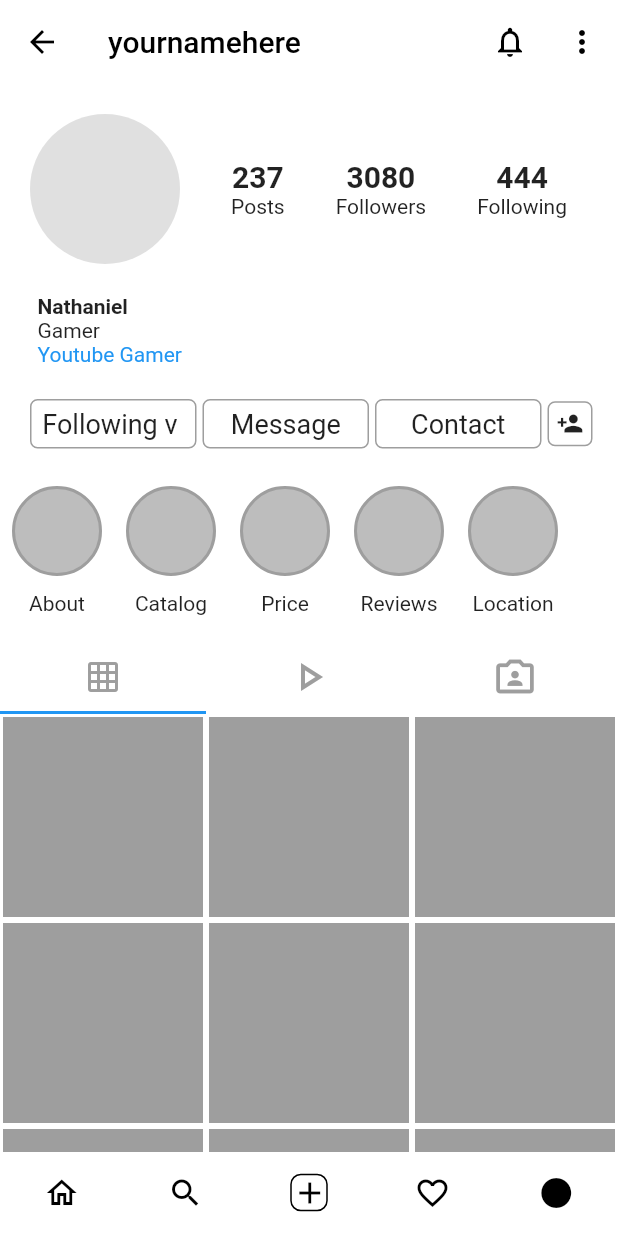
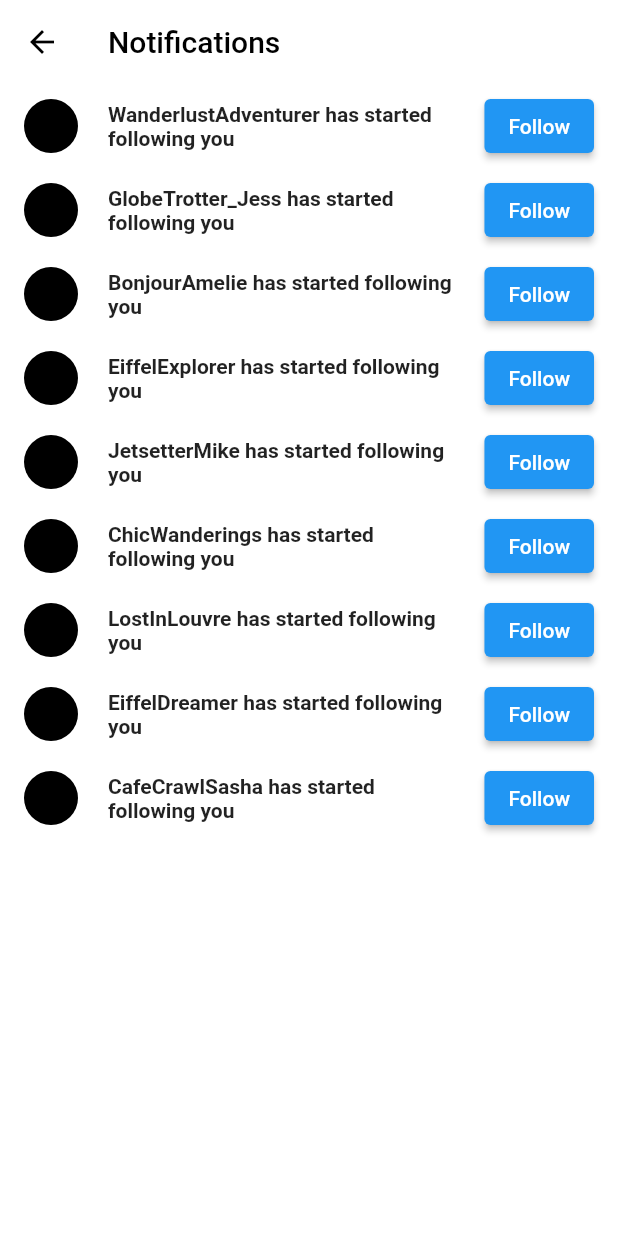
Before and after one commit to akatokurojp/flutteruicatchig, a Flutter app: the screen it shows after launch, after a tap on the "notifications none" icon, on a phone screen of 412 x 824 dp. Run offline on Flutter 3.47's test engine with Material 2 defaults, Android fonts, the phone set to English and light mode, and no system bars; our stand-ins replace flutter_linkify, font_awesome_flutter, like_button, smooth_page_indicator.

Commit message:
Follow Notifications

```diff
--- a/lib/account.dart
+++ b/lib/account.dart
@@ -3,6 +3,7 @@ import 'package:instagramcopy/utils/account_tab1.dart';
 import 'package:instagramcopy/utils/account_tab2.dart';
 import 'package:instagramcopy/utils/account_tab3.dart';
 import 'package:instagramcopy/utils/bubble_stories.dart';
+import 'package:instagramcopy/utils/notifications.dart';
 
 class UserAccount extends StatelessWidget {
   const UserAccount({super.key});
@@ -26,7 +27,14 @@ class UserAccount extends StatelessWidget {
           elevation: 0.0,
           actions: <Widget>[
             IconButton(
-              onPressed: () {},
+              onPressed: () {
+                Navigator.push(
+                  context,
+                  MaterialPageRoute(
+                      builder: (context) =>
+                          Notifications()), // Replace 'YourNewScreen()' with the actual screen you want to navigate to
+                );
+              },
               icon: const Icon(
                 Icons.notifications_none_outlined,
                 color: Colors.black,
@@ -222,6 +230,7 @@ class UserAccount extends StatelessWidget {
                 ],
               ),
             ),
+
             TabBar(tabs: [
               Tab(
                 icon: Icon(
--- /dev/null
+++ b/lib/utils/notifications.dart
@@ -0,0 +1,82 @@
+import 'package:flutter/material.dart';
+
+class Notifications extends StatefulWidget {
+  const Notifications({super.key});
+
+  @override
+  State<Notifications> createState() => _NotificationsState();
+}
+
+class _NotificationsState extends State<Notifications> {
+  List<bool> isFollowingList = List.generate(9, (index) => false);
+
+  void toggleFollow(int index) {
+    setState(() {
+      isFollowingList[index] = !isFollowingList[index];
+    });
+  }
+
+  @override
+  Widget build(BuildContext context) {
+    return Scaffold(
+      appBar: AppBar(
+        backgroundColor: Colors.white,
+        bottomOpacity: 0.0,
+        elevation: 0.0,
+        leading: const Icon(
+          Icons.arrow_back,
+          color: Colors.black,
+        ),
+        title: const Text(
+          'Notifications',
+          style: TextStyle(color: Colors.black),
+        ),
+      ),
+      body: Column(
+        children: [
+          Expanded(
+            child: ListView.builder(
+              itemCount: 9,
+              itemBuilder: (BuildContext context, int index) {
+                List<String> commentNames = [
+                  'WanderlustAdventurer',
+                  'GlobeTrotter_Jess',
+                  'BonjourAmelie',
+                  'EiffelExplorer',
+                  'JetsetterMike',
+                  'ChicWanderings',
+                  'LostInLouvre',
+                  'EiffelDreamer',
+                  'CafeCrawlSasha',
+                ];
+
+                return ListTile(
+                  leading: CircleAvatar(
+                    radius: 18,
+                    backgroundColor: Colors.black,
+                  ),
+                  title: Text(
+                    '${commentNames[index]} has started following you',
+                    style: TextStyle(fontSize: 14, fontWeight: FontWeight.bold),
+                  ),
+                  trailing: ElevatedButton(
+                    onPressed: () => toggleFollow(index),
+                    style: ElevatedButton.styleFrom(
+                      primary: isFollowingList[index]
+                          ? Colors.grey
+                          : Colors.blue, // Change colors as needed
+                    ),
+                    child: Text(
+                      isFollowingList[index] ? 'Following' : 'Follow',
+                      style: TextStyle(color: Colors.white),
+                    ),
+                  ),
+                );
+              },
+            ),
+          ),
+        ],
+      ),
+    );
+  }
+}
```
